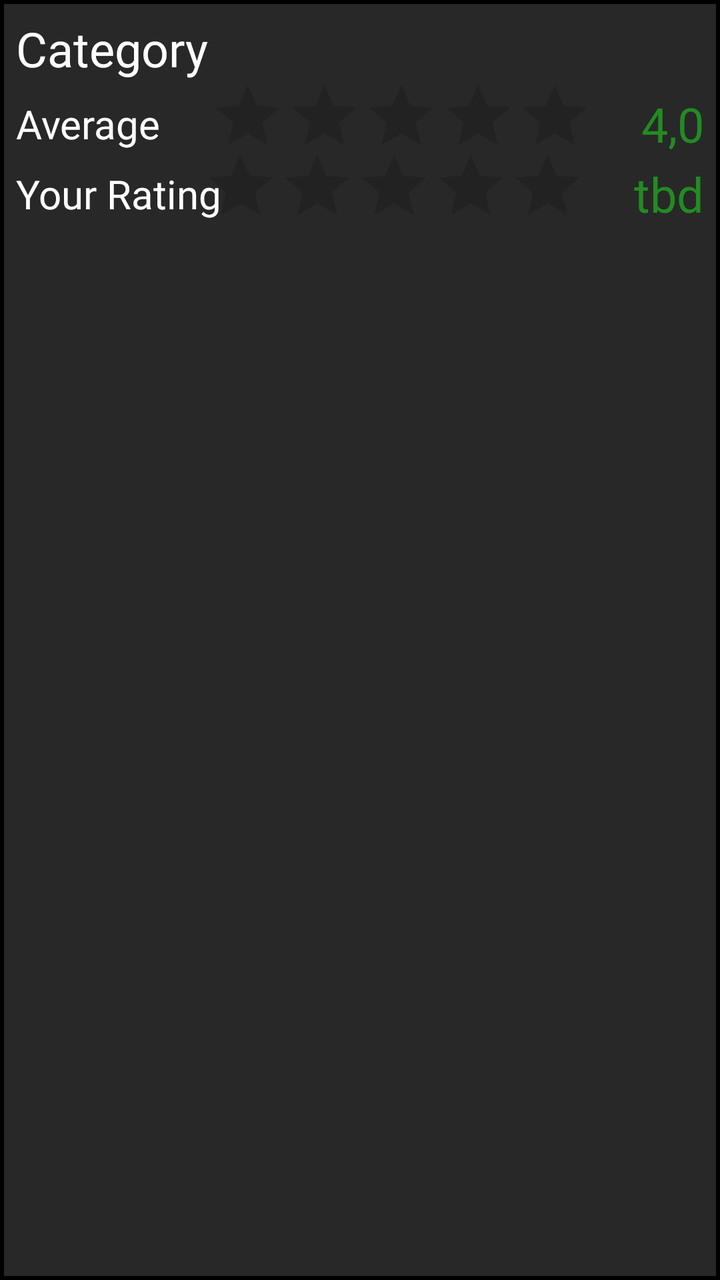
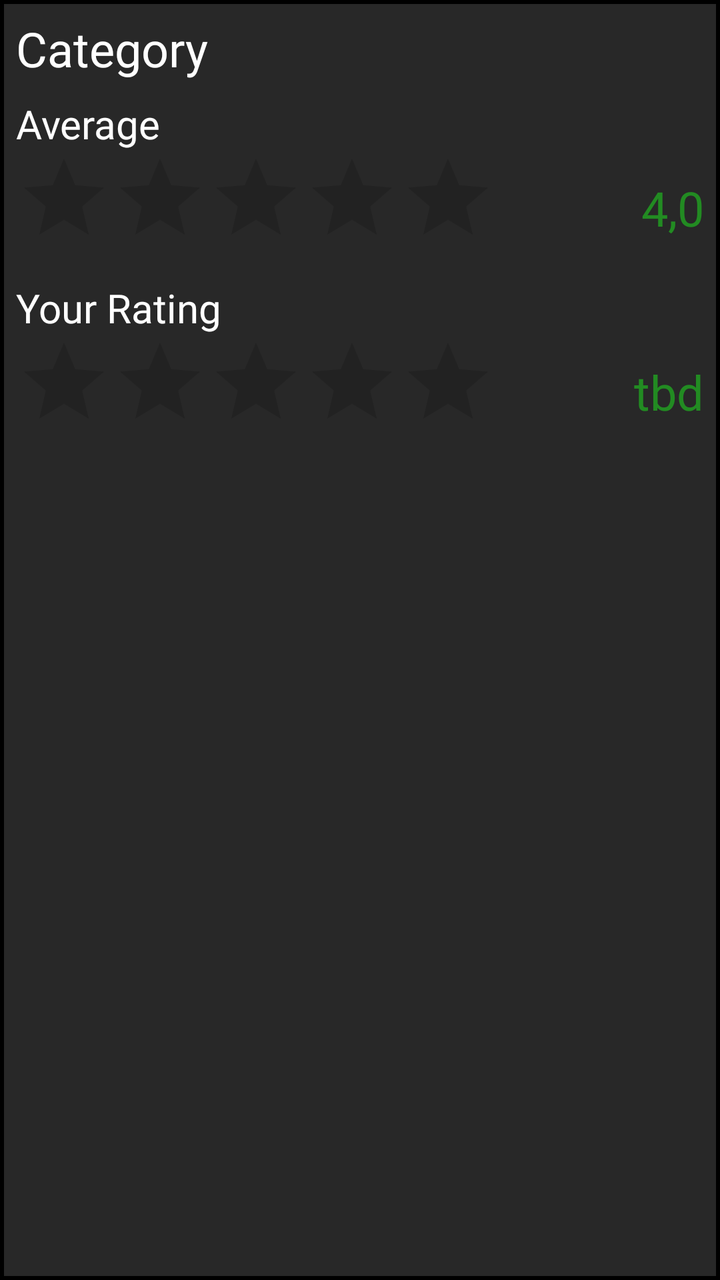

Compare the two renders of this Android layout. The source of the first and the diff that turns it into the second are given below.
<!-- AndroidManifest.xml: application theme Theme.MyApplication_Java -->
<!-- res/layout/item_rating.xml -->
<androidx.constraintlayout.widget.ConstraintLayout xmlns:android="http://schemas.android.com/apk/res/android"
    xmlns:app="http://schemas.android.com/apk/res-auto"
    android:id="@+id/cat_layout"
    android:layout_width="match_parent"
    android:layout_height="wrap_content"
    android:background="@drawable/black_border"
    android:paddingBottom="8dp"
    app:layout_constraintEnd_toEndOf="parent"
    app:layout_constraintStart_toStartOf="parent">

    <TextView
        android:id="@+id/category_name"
        android:layout_width="wrap_content"
        android:layout_height="wrap_content"
        android:layout_marginStart="8dp"
        android:layout_marginTop="8dp"
        android:fontFamily="@font/inter_bold"
        android:text="Category"
        android:textColor="#FFFFFF"
        android:textSize="24sp"
        app:layout_constraintStart_toStartOf="parent"
        app:layout_constraintTop_toTopOf="parent" />

    <TextView
        android:id="@+id/average_text"
        android:layout_width="wrap_content"
        android:layout_height="wrap_content"
        android:layout_marginStart="8dp"
        android:layout_marginTop="8dp"
        android:fontFamily="@font/inter_bold"
        android:text="Average"
        android:textColor="#FFFFFF"
        android:textSize="20sp"
        app:layout_constraintStart_toStartOf="parent"
        app:layout_constraintTop_toBottomOf="@id/category_name" />

    <TextView
        android:id="@+id/your_rating_text"
        android:layout_width="wrap_content"
        android:layout_height="wrap_content"
        android:layout_marginStart="8dp"
        android:layout_marginTop="8dp"
        android:fontFamily="@font/inter_bold"
        android:text="Your Rating"
        android:textColor="#FFFFFF"
        android:textSize="20sp"
        app:layout_constraintStart_toStartOf="parent"
        app:layout_constraintTop_toBottomOf="@id/average_text" />

    <RatingBar
        android:id="@+id/ratingBar_average"
        android:layout_width="wrap_content"
        android:layout_height="wrap_content"
        android:scaleX="0.8"
        android:scaleY="0.8"
        android:progressTint="#E6B400"
        android:isIndicator="true"
        app:layout_constraintBottom_toBottomOf="@+id/average_text"
        app:layout_constraintEnd_toStartOf="@id/average_rating_num"
        app:layout_constraintTop_toTopOf="@+id/average_text" />


    <RatingBar
        android:id="@+id/ratingBar_your_rating"
        android:layout_width="wrap_content"
        android:layout_height="wrap_content"
        android:scaleX="0.8"
        android:scaleY="0.8"
        android:progressTint="#E6B400"
        app:layout_constraintBottom_toBottomOf="@+id/your_rating_text"
        app:layout_constraintEnd_toStartOf="@id/your_rating_num"
        app:layout_constraintTop_toTopOf="@+id/your_rating_text" />

    <TextView
        android:id="@+id/average_rating_num"
        android:layout_width="wrap_content"
        android:layout_height="wrap_content"
        android:layout_marginEnd="8dp"
        android:fontFamily="@font/inter_bold"
        android:text="4,0"
        android:textColor="#228B22"
        android:textSize="24sp"
        app:layout_constraintBottom_toBottomOf="@id/average_text"
        app:layout_constraintEnd_toEndOf="parent"
        app:layout_constraintTop_toTopOf="@id/average_text" />

    <TextView
        android:id="@+id/your_rating_num"
        android:layout_width="wrap_content"
        android:layout_height="wrap_content"
        android:layout_marginEnd="8dp"
        android:fontFamily="@font/inter_bold"
        android:text="tbd"
        android:textColor="#228B22"
        android:textSize="24sp"
        app:layout_constraintBottom_toBottomOf="@id/your_rating_text"
        app:layout_constraintEnd_toEndOf="parent"
        app:layout_constraintTop_toTopOf="@id/your_rating_text" />


</androidx.constraintlayout.widget.ConstraintLayout>
<!-- resources referenced by this layout -->
<resources>
  <!-- drawable black_border (drawable) -->
  <?xml version="1.0" encoding="utf-8"?>
  <shape xmlns:android="http://schemas.android.com/apk/res/android">
  
  
      <solid android:color="#282828"/>
      
      <stroke
          android:width="2dp"
          android:color="#000000" />
  
  </shape>
  <style name="Theme.MyApplication_Java" parent="Theme.MaterialComponents.DayNight.NoActionBar">
          
          <item name="colorPrimary">@color/purple_500</item>
          <item name="colorPrimaryVariant">@color/purple_700</item>
          <item name="colorOnPrimary">@color/white</item>
          
          <item name="colorSecondary">@color/teal_200</item>
          <item name="colorSecondaryVariant">@color/teal_700</item>
          <item name="colorOnSecondary">@color/black</item>
          
          <item name="android:statusBarColor">?attr/colorPrimaryVariant</item>
          
      </style>
  <color name="purple_500">#FF6200EE</color>
  <color name="purple_700">#FF3700B3</color>
  <color name="white">#FFFFFFFF</color>
  <color name="teal_200">#FF03DAC5</color>
  <color name="teal_700">#FF018786</color>
  <color name="black">#FF000000</color>
</resources>

<!-- the commit's change to res/layout/item_rating.xml (unified diff, before → after) -->
@@ -45,31 +45,27 @@
         android:textColor="#FFFFFF"
         android:textSize="20sp"
         app:layout_constraintStart_toStartOf="parent"
-        app:layout_constraintTop_toBottomOf="@id/average_text" />
+        app:layout_constraintTop_toBottomOf="@id/ratingBar_average" />
 
     <RatingBar
         android:id="@+id/ratingBar_average"
         android:layout_width="wrap_content"
         android:layout_height="wrap_content"
-        android:scaleX="0.8"
-        android:scaleY="0.8"
         android:progressTint="#E6B400"
         android:isIndicator="true"
-        app:layout_constraintBottom_toBottomOf="@+id/average_text"
-        app:layout_constraintEnd_toStartOf="@id/average_rating_num"
-        app:layout_constraintTop_toTopOf="@+id/average_text" />
+        android:layout_marginStart="8dp"
+        app:layout_constraintStart_toStartOf="parent"
+        app:layout_constraintTop_toBottomOf="@+id/average_text" />
 
 
     <RatingBar
         android:id="@+id/ratingBar_your_rating"
         android:layout_width="wrap_content"
         android:layout_height="wrap_content"
-        android:scaleX="0.8"
-        android:scaleY="0.8"
+        android:layout_marginStart="8dp"
         android:progressTint="#E6B400"
-        app:layout_constraintBottom_toBottomOf="@+id/your_rating_text"
-        app:layout_constraintEnd_toStartOf="@id/your_rating_num"
-        app:layout_constraintTop_toTopOf="@+id/your_rating_text" />
+        app:layout_constraintStart_toStartOf="parent"
+        app:layout_constraintTop_toBottomOf="@+id/your_rating_text" />
 
     <TextView
         android:id="@+id/average_rating_num"
@@ -80,9 +76,9 @@
         android:text="4,0"
         android:textColor="#228B22"
         android:textSize="24sp"
-        app:layout_constraintBottom_toBottomOf="@id/average_text"
+        app:layout_constraintBottom_toBottomOf="@id/ratingBar_average"
         app:layout_constraintEnd_toEndOf="parent"
-        app:layout_constraintTop_toTopOf="@id/average_text" />
+        app:layout_constraintTop_toTopOf="@id/ratingBar_average" />
 
     <TextView
         android:id="@+id/your_rating_num"
@@ -93,9 +89,9 @@
         android:text="tbd"
         android:textColor="#228B22"
         android:textSize="24sp"
-        app:layout_constraintBottom_toBottomOf="@id/your_rating_text"
+        app:layout_constraintBottom_toBottomOf="@id/ratingBar_your_rating"
         app:layout_constraintEnd_toEndOf="parent"
-        app:layout_constraintTop_toTopOf="@id/your_rating_text" />
+        app:layout_constraintTop_toTopOf="@id/ratingBar_your_rating" />
 
 
 </androidx.constraintlayout.widget.ConstraintLayout>
